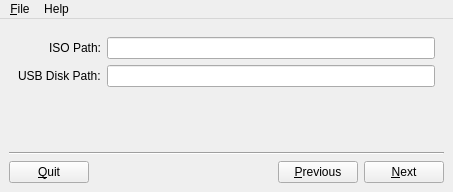
Before: the Qt Designer form data/ui/qtMain.ui in gkmngrgn/puding, drawn with Qt 5.
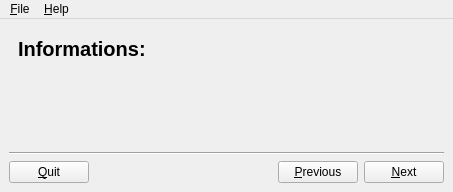
After: the same form once the commit is applied. The open tabs and pages were chosen to show the change.

Commit message: fix checking paths functions.

```diff
--- a/data/ui/qtMain.ui
+++ b/data/ui/qtMain.ui
@@ -66,12 +66,46 @@
          </spacer>
         </item>
         <item row="1" column="0">
+         <widget class="QLabel" name="label_warning">
+          <property name="text">
+           <string/>
+          </property>
+         </widget>
+        </item>
+       </layout>
+      </widget>
+      <widget class="QWidget" name="sayfa">
+       <layout class="QVBoxLayout" name="verticalLayout">
+        <item>
+         <widget class="QLabel" name="label_title">
+          <property name="styleSheet">
+           <string>font-size: 20px; font-weight: bold;</string>
+          </property>
+          <property name="text">
+           <string>Informations:</string>
+          </property>
+         </widget>
+        </item>
+        <item>
          <widget class="QLabel" name="label_info">
           <property name="text">
            <string/>
           </property>
          </widget>
         </item>
+        <item>
+         <spacer name="verticalSpacer_2">
+          <property name="orientation">
+           <enum>Qt::Vertical</enum>
+          </property>
+          <property name="sizeHint" stdset="0">
+           <size>
+            <width>20</width>
+            <height>53</height>
+           </size>
+          </property>
+         </spacer>
+        </item>
        </layout>
       </widget>
      </widget>
@@ -138,14 +172,14 @@
     </property>
     <addaction name="action_quit"/>
    </widget>
-   <widget class="QMenu" name="menuHelp">
+   <widget class="QMenu" name="menu_Help">
     <property name="title">
-     <string>Help</string>
+     <string>&amp;Help</string>
     </property>
     <addaction name="action_About"/>
    </widget>
    <addaction name="menu_Quit"/>
-   <addaction name="menuHelp"/>
+   <addaction name="menu_Help"/>
   </widget>
   <action name="action_quit">
    <property name="text">
```
The commit also changes 1 other file.
